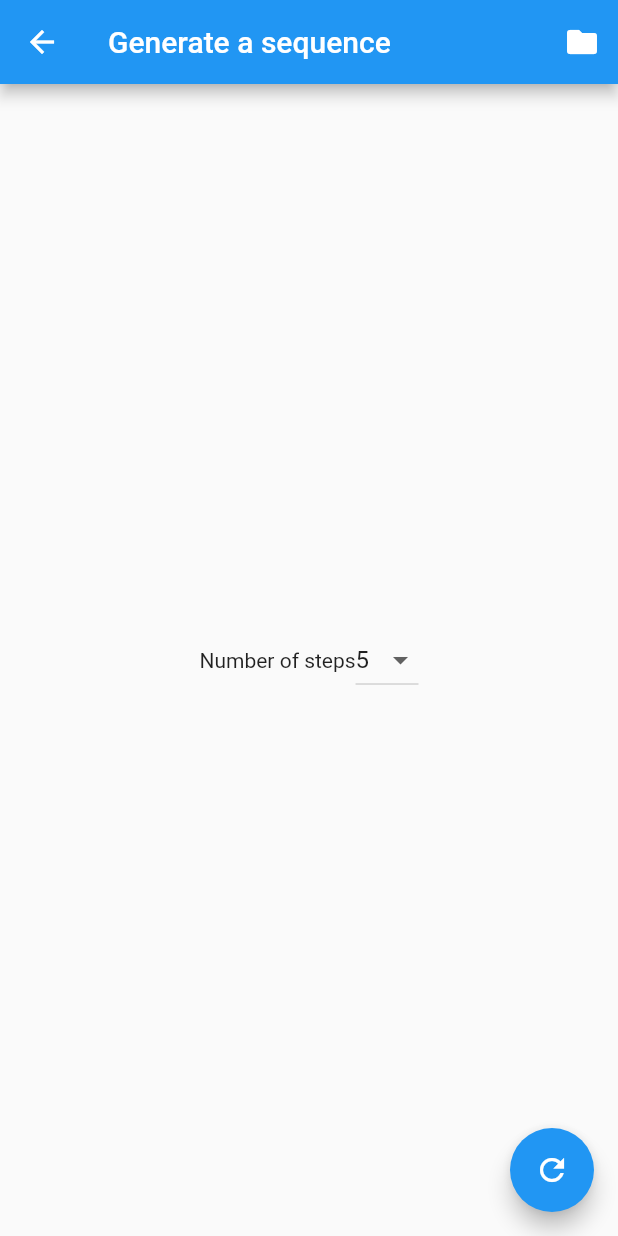
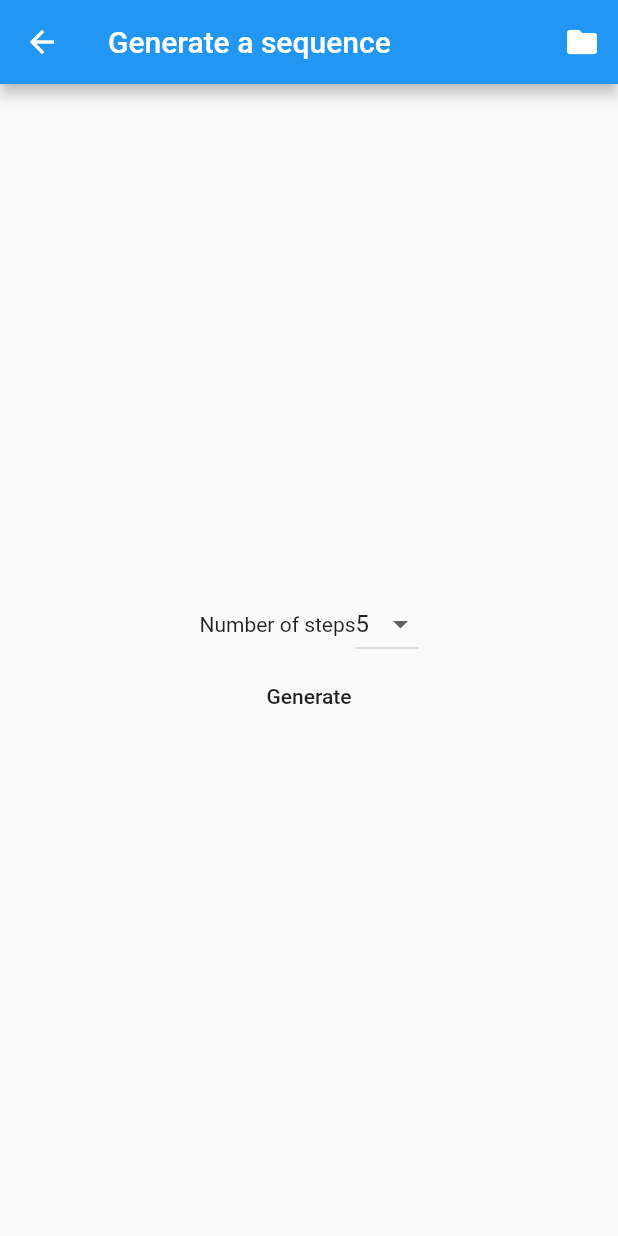
Before and after one commit to helin24/unroutine, a Flutter app: the GenerateSequence screen opened by its route, on a phone screen of 412 x 824 dp. Run offline on Flutter 3.47's test engine with Material 2 defaults, Android fonts, the phone set to English and light mode, and no system bars; our stand-ins replace shared_preferences, sqflite; accounts and stored records are empty.

Commit message:
Change to generate button

```diff
--- a/lib/widget/generate_sequence.dart
+++ b/lib/widget/generate_sequence.dart
@@ -39,6 +39,7 @@ Future<SequenceModel> fetchSequence(int steps, bool clockwise) async {
 class _GenerateSequenceState extends State<GenerateSequence> {
   bool clockwise = false;
   int count = 5;
+  bool pressed = false;
 
   @override
   void initState() {
@@ -53,8 +54,14 @@ class _GenerateSequenceState extends State<GenerateSequence> {
     });
   }
 
-  void _onRefresh() {
+  void _onGeneratePressed() {
+    setState(() {
+      pressed = true;
+    });
     fetchSequence(count, clockwise).then((result) {
+      setState(() {
+        pressed = false;
+      });
       Navigator.push(
         context,
         MaterialPageRoute(
@@ -99,14 +106,15 @@ class _GenerateSequenceState extends State<GenerateSequence> {
                 ),
               ],
             ),
+            pressed
+                ? CircularProgressIndicator()
+                : FlatButton(
+                    onPressed: _onGeneratePressed,
+                    child: Text('Generate'),
+                  )
           ],
         ),
       ),
-      floatingActionButton: FloatingActionButton(
-        onPressed: _onRefresh,
-        tooltip: 'Increment',
-        child: Icon(Icons.refresh),
-      ), // This trailing comma makes auto-formatting nicer for build methods.
     );
   }
 }
```
